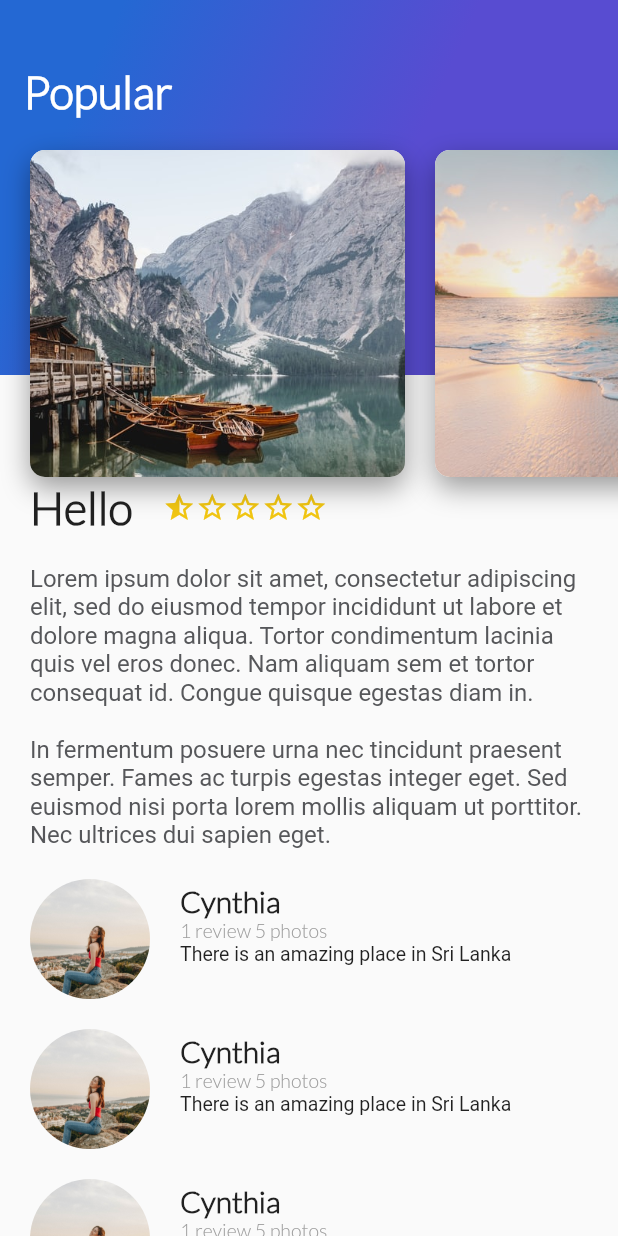
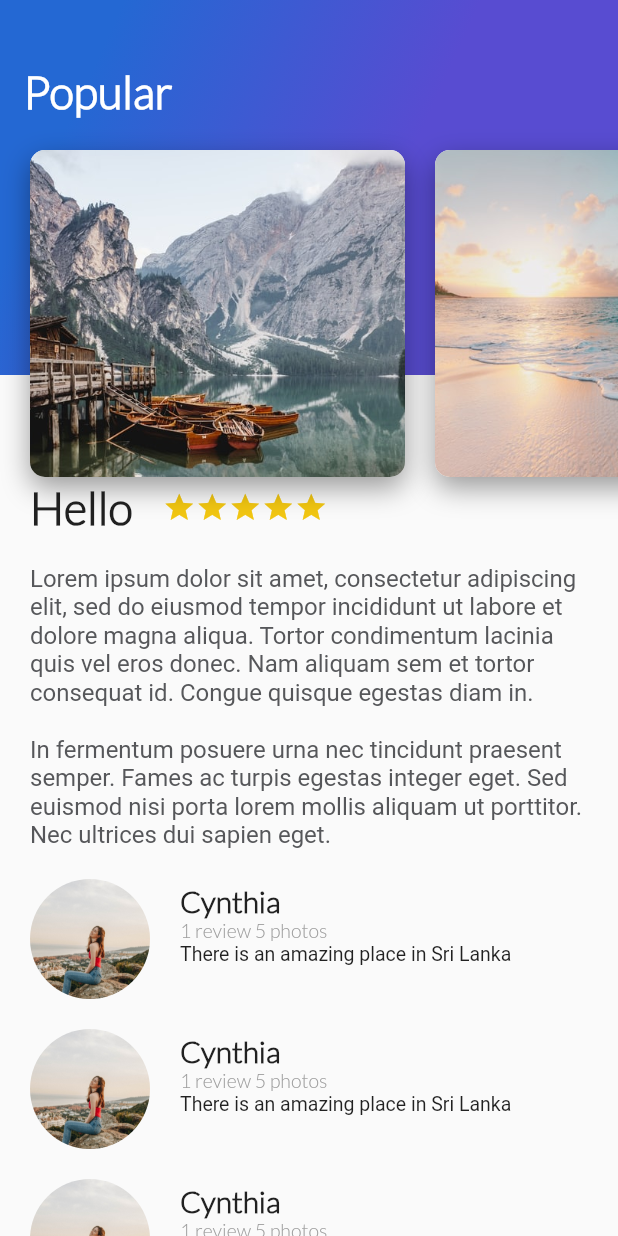
Before and after one commit to HectorMtz22/probando-flutter, a Flutter app: the screen it shows after launch, on a phone screen of 412 x 824 dp. Run offline on Flutter 3.47's test engine with Material 2 defaults, Android fonts, the phone set to English and light mode, and no system bars.

Commit message:
Add logic for Rating Stars

```diff
--- a/lib/description_place.dart
+++ b/lib/description_place.dart
@@ -43,15 +43,7 @@ class DescriptionPlace extends StatelessWidget {
                 fontWeight: FontWeight.w900,
               ),
             )),
-        Row(
-          children: const <Widget>[
-            Star(2),
-            Star(0),
-            Star(0),
-            Star(0),
-            Star(0),
-          ],
-        )
+        const Rating(5)
       ],
     );
 
--- a/lib/star.dart
+++ b/lib/star.dart
@@ -1,22 +1,25 @@
 import 'package:flutter/material.dart';
 
-class Star extends StatelessWidget {
+class Rating extends StatelessWidget {
   final int estado;
-  const Star(this.estado, {Key? key}) : super(key: key);
+  const Rating(this.estado, {Key? key}) : super(key: key);
 
   @override
   Widget build(BuildContext context) {
+    var list = <Widget>[];
+    int stars = estado;
+    for (var i = 0; i < 5; i++) {
+      if (stars > 0) {
+        list.add(const Icon(Icons.star, color: Color(0xFFf2C611), size: 22));
+        stars--;
+      } else {
+        list.add(
+            const Icon(Icons.star_border, color: Color(0xFFf2C611), size: 22));
+      }
+    }
     return Container(
       margin: const EdgeInsets.only(top: 10.0, right: 0.0),
-      child: Icon(
-        estado == 0
-            ? Icons.star_border
-            : estado == 1
-                ? Icons.star
-                : Icons.star_half,
-        color: const Color(0xFFf2C611),
-        size: 22.0,
-      ),
+      child: Row(children: [...list]),
     );
   }
 }
```
Also changed, not shown: lib/main.dart (+5 -5 lines).
